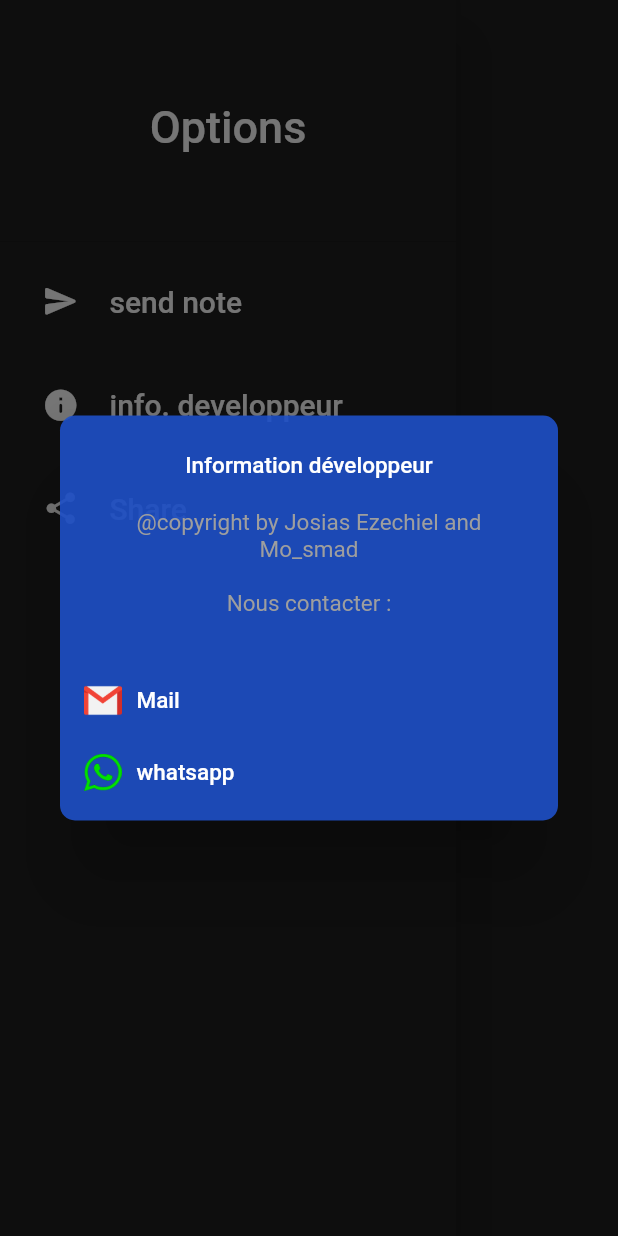
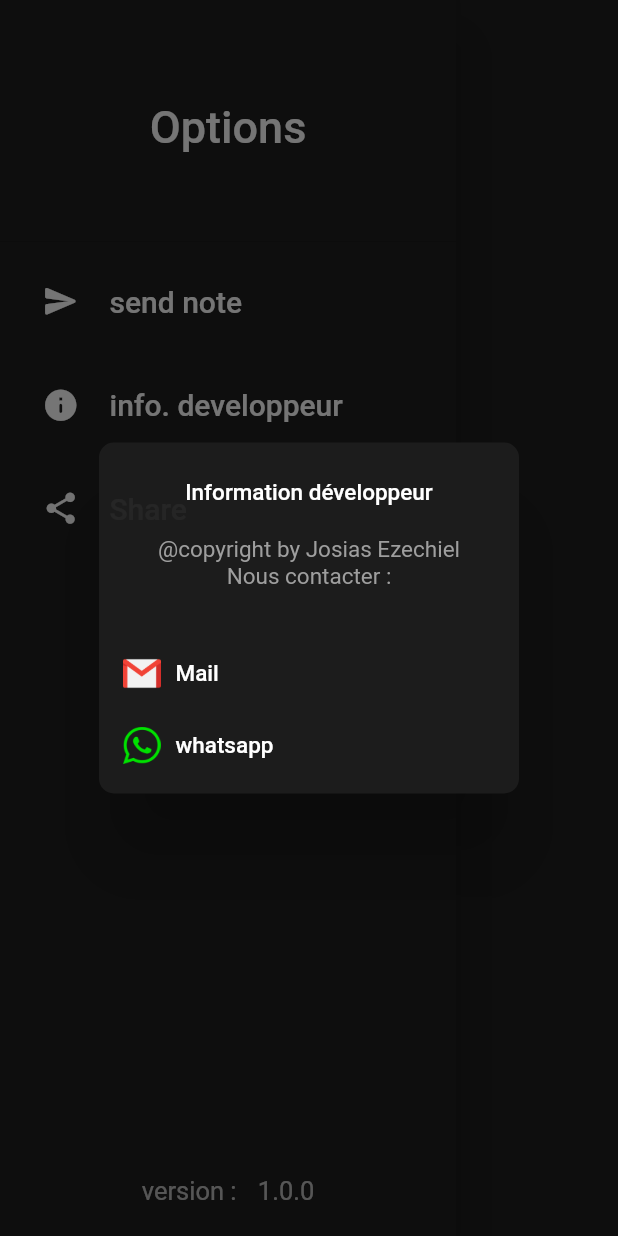
Before and after one commit to kitoko2/application-de-note, a Flutter app: the Draw widget shown alone on an empty page, opened directly, after a tap on "info. developpeur", on a phone screen of 412 x 824 dp. Run offline on Flutter 3.47's test engine with Material 2 defaults, Android fonts, the phone set to English and light mode, and no system bars; drawn by our look-alikes of animated_text_kit; our stand-ins replace package_info, share_plus, sqflite; missing offline and left inert: date_time_format, splash_screen_view; accounts and stored records are empty.

Commit message:
implementation de nouvelle fonction

```diff
--- a/PoyNote/lib/ShowDialog/dialogContacter.dart
+++ b/PoyNote/lib/ShowDialog/dialogContacter.dart
@@ -17,7 +17,7 @@ contact(BuildContext context) {
     context: context,
     builder: (c) {
       return AlertDialog(
-        backgroundColor: Color.fromRGBO(30, 80, 200, 0.9),
+        backgroundColor: Color.fromRGBO(30, 30, 30, 0.9),
         shape: RoundedRectangleBorder(
           borderRadius: BorderRadius.circular(10),
         ),
@@ -30,7 +30,7 @@ contact(BuildContext context) {
           ),
         ),
         content: Text(
-          "@copyright by Josias Ezechiel and Mo_smad\n\nNous contacter : ",
+          "@copyright by Josias Ezechiel\nNous contacter : ",
           textAlign: TextAlign.center,
           style: TextStyle(
             color: Colors.grey,
--- a/PoyNote/lib/drawer/endDrawer.dart
+++ b/PoyNote/lib/drawer/endDrawer.dart
@@ -2,6 +2,7 @@ import "package:flutter/material.dart";
 import "package:animated_text_kit/animated_text_kit.dart";
 import "package:Poy_note/ShowDialog/dialogContacter.dart";
 import "package:share_plus/share_plus.dart";
+import "package:package_info/package_info.dart";
 
 class Draw extends StatefulWidget {
   @override
@@ -14,13 +15,17 @@ class _DrawState extends State<Draw> {
     return Drawer(
       child: Container(
         color: Theme.of(context).scaffoldBackgroundColor,
+        child: Column(
+          children: [
+            Expanded(
               child: ListView(
                 children: [
                   DrawerHeader(
                     child: TextLiquidFill(
                       loadDuration: Duration(seconds: 2),
                       waveDuration: Duration(seconds: 1),
-                boxBackgroundColor: Theme.of(context).scaffoldBackgroundColor,
+                      boxBackgroundColor:
+                          Theme.of(context).scaffoldBackgroundColor,
                       waveColor: Colors.white,
                       text: "Options",
                       textStyle: TextStyle(
@@ -34,6 +39,42 @@ class _DrawState extends State<Draw> {
                   list(Icons.send_rounded, "send note"),
                   list(Icons.info_rounded, "info. developpeur"),
                   list(Icons.share, "Share"),
+                ],
+              ),
+            ),
+            Container(
+              padding: EdgeInsets.only(bottom: 20),
+              child: FutureBuilder(
+                future: PackageInfo.fromPlatform(),
+                builder: (context, snapshot) {
+                  if (snapshot.hasData) {
+                    var resultat = snapshot.data;
+                    return Row(
+                      mainAxisAlignment: MainAxisAlignment.center,
+                      children: [
+                        Text(
+                          "version : ",
+                          style: TextStyle(
+                            color: Colors.white70,
+                            fontSize: 17,
+                          ),
+                        ),
+                        SizedBox(width: 10),
+                        Text(
+                          "${resultat.version}",
+                          style: TextStyle(
+                            color: Colors.white70,
+                            fontSize: 17,
+                          ),
+                        ),
+                      ],
+                    );
+                  } else {
+                    return Container();
+                  }
+                },
+              ),
+            ),
           ],
         ),
       ),
--- a/PoyNote/pubspec.yaml
+++ b/PoyNote/pubspec.yaml
@@ -21,7 +21,7 @@ environment:
   sdk: ">=2.7.0 <3.0.0"
 
 dependencies:
-  o_popup: ^1.0.0
+  package_info: ^2.0.2
   share_plus: ^2.1.2
   animated_text_kit: ^4.2.1
   url_launcher: ^6.0.6
```
Also changed, not shown: PoyNote/lib/ShowDialog/dialog.dart (+13 -2 lines), PoyNote/lib/home.dart (+4 -29 lines), PoyNote/lib/voir.dart (+16 -0 lines), PoyNote/pubspec.lock. Lines whose indentation alone changed are shown as unchanged.
